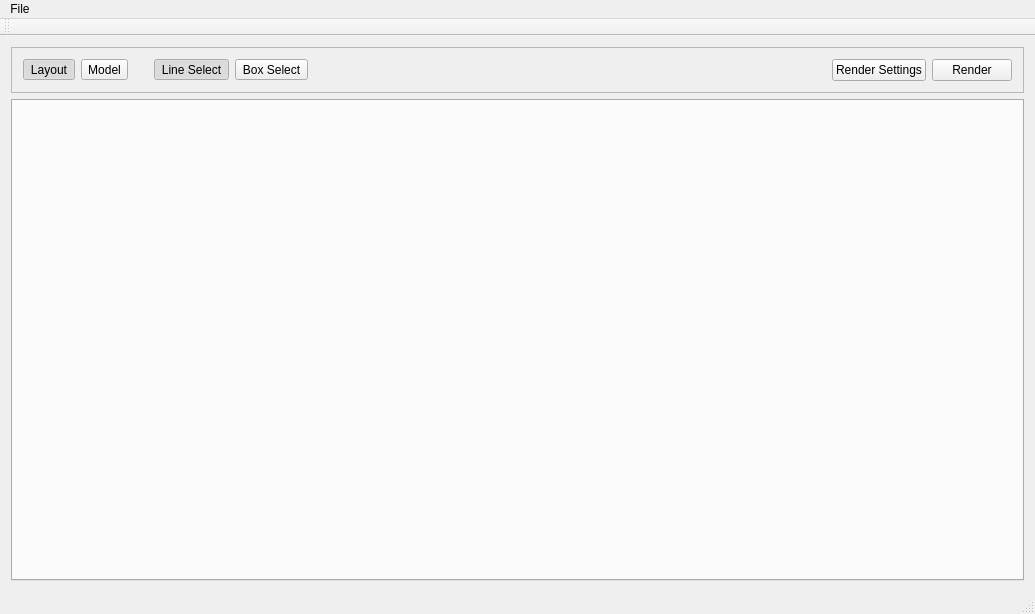
This is src/sunshine.ui in strattonbrazil/Sunshine as Qt 5 draws it before an edit. The edited form follows.
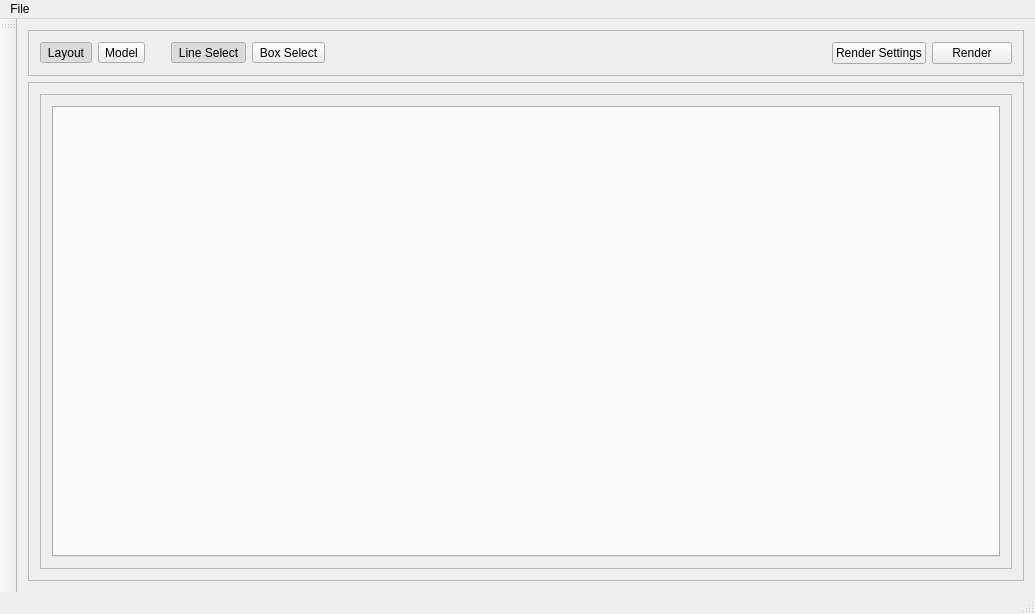
This is the edited form.

```diff
--- a/src/sunshine.ui
+++ b/src/sunshine.ui
@@ -150,10 +150,34 @@
      </widget>
     </item>
     <item>
-     <widget class="QTabWidget" name="tabs">
-      <property name="currentIndex">
-       <number>-1</number>
+     <widget class="QFrame" name="frame_2">
+      <property name="frameShape">
+       <enum>QFrame::StyledPanel</enum>
       </property>
+      <property name="frameShadow">
+       <enum>QFrame::Raised</enum>
+      </property>
+      <layout class="QHBoxLayout" name="horizontalLayout_3">
+       <item>
+        <widget class="QFrame" name="frame_4">
+         <property name="frameShape">
+          <enum>QFrame::StyledPanel</enum>
+         </property>
+         <property name="frameShadow">
+          <enum>QFrame::Raised</enum>
+         </property>
+         <layout class="QHBoxLayout" name="horizontalLayout_4">
+          <item>
+           <widget class="QTabWidget" name="tabs">
+            <property name="currentIndex">
+             <number>-1</number>
+            </property>
+           </widget>
+          </item>
+         </layout>
+        </widget>
+       </item>
+      </layout>
      </widget>
     </item>
    </layout>
@@ -177,9 +201,13 @@
    </widget>
    <addaction name="menuFile"/>
   </widget>
-  <widget class="QToolBar" name="mainToolBar">
+  <widget class="QStatusBar" name="statusBar"/>
+  <widget class="QToolBar" name="toolBar">
+   <property name="windowTitle">
+    <string>toolBar</string>
+   </property>
    <attribute name="toolBarArea">
-    <enum>TopToolBarArea</enum>
+    <enum>LeftToolBarArea</enum>
    </attribute>
    <attribute name="toolBarBreak">
     <bool>false</bool>
```
Left out of the diff: 1 changed line with no effect on the pictures.
